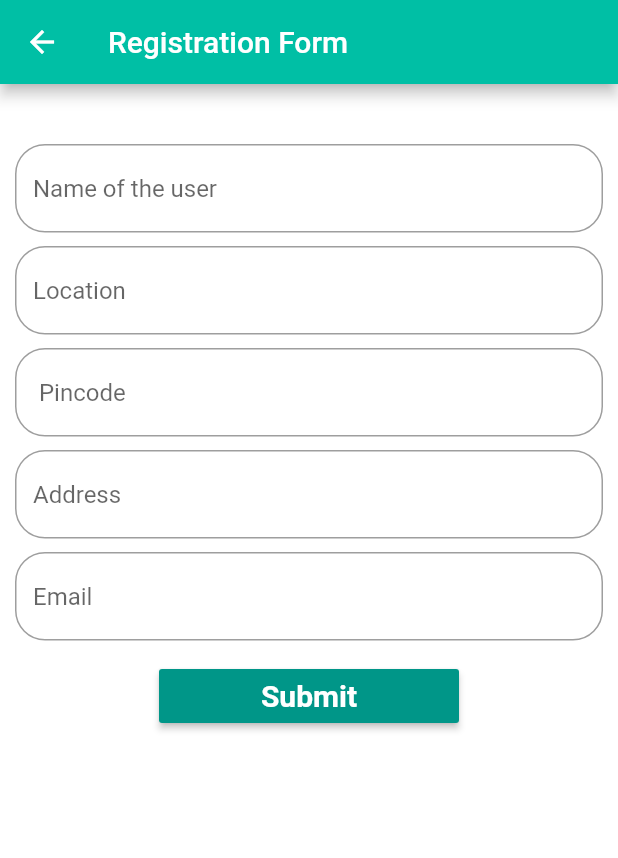
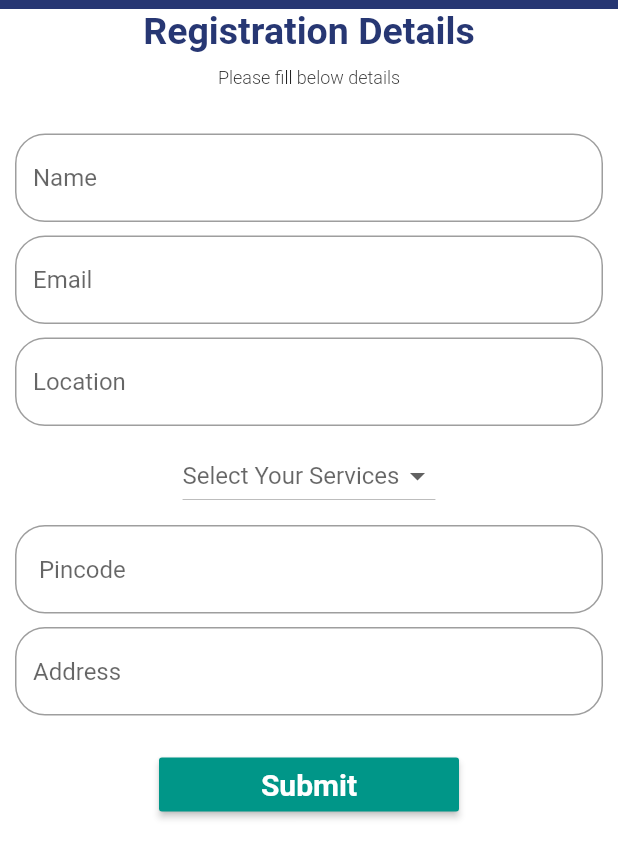
Before and after one commit to AmalaKareem/plumber, a Flutter app: the Home screen opened directly, on a phone screen of 412 x 824 dp. Shown: the top 858 px of the screen. Run offline on Flutter 3.47's test engine with Material 2 defaults, Android fonts, the phone set to English and light mode, and no system bars; our stand-ins replace firebase_auth, firebase_core, intl_phone_field, introduction_screen, pinput, shared_preferences; missing offline and left inert: autocomplete_textfield, flutter_keyboard_size; accounts and stored records are empty.

Commit message:
first commit

```diff
--- a/lib/Home.dart
+++ b/lib/Home.dart
@@ -13,26 +13,88 @@ String amala = "";
 class _HomeState extends State<Home> {
   final formkey = GlobalKey<FormState>();
   TextEditingController namecontroller = TextEditingController(text: amala);
+  TextEditingController controller = TextEditingController();
+  // final List<Map<String, dynamic>> items = [
+  //   {
+  //     'label': 'Plumber',
+  //     'icon': Icon(Icons.plumbing),
+  //   },
+  //   {
+  //     'label': 'Electrician',
+  //     'icon': Icon(Icons.electrical_services),
+  //   },
+  //   {
+  //     'label': 'Carpenter',
+  //     'enable': false,
+  //     'icon': Icon(Icons.carpenter),
+  //   },
+  //   {
+  //     'label': 'painter',
+  //     'enable': false,
+  //     'icon': Icon(Icons.imagesearch_roller),
+  //   },
+  // ];
+
+  static const menuItems = <String>['one', 'two', 'three'];
+  final List<DropdownMenuItem<String>> _dropDownMenuItems = menuItems
+      .map(
+        (String value) => DropdownMenuItem<String>(
+          value: value,
+          child: Text(value),
+        ),
+      )
+      .toList();
+  String _valuechoose;
 
   @override
   Widget build(BuildContext context) {
     return Scaffold(
-      appBar: AppBar(
-        title: Text(
-          "Registration Form",
-          style: TextStyle(color: Colors.white),
+      appBar: PreferredSize(
+        preferredSize: Size.fromHeight(6),
+        child: AppBar(
+          backgroundColor: Color(0XFF273773),
+          elevation: 0,
         ),
-        backgroundColor: Colors.tealAccent.shade700,
       ),
       body: SingleChildScrollView(
-        child: Container(
+        child: Column(
+          children: [
+            // Align(
+            //   alignment: Alignment.topLeft,
+            //   child: IconButton(
+            //     icon: new Icon(Icons.arrow_back),
+            //
+            //     onPressed: () {
+            //       Navigator.pop(
+            //           context,
+            //           MaterialPageRoute(
+            //             builder: (context) => Otpscreen(namecontroller.text),
+            //           ));
+            //     }, // null disables the button
+            //   ),
+            // ),
+            Text(
+              "Registration Details",
+              style: TextStyle(
+                  fontSize: 25,
+                  color: Color(0XFF273773),
+                  fontWeight: FontWeight.bold),
+            ),
+            SizedBox(
+              height: 10,
+            ),
+            Text(
+              "Please fill below details",
+              style: TextStyle(fontSize: 12, fontWeight: FontWeight.w300),
+            ),
+            Container(
               margin: EdgeInsets.symmetric(horizontal: 10, vertical: 20),
               child: Form(
                 key: formkey,
                 child: Column(
                   children: [
                     SizedBox(
-                  height: 20,
+                      height: 10,
                     ),
                     TextFormField(
                       controller: namecontroller,
@@ -48,7 +110,29 @@ class _HomeState extends State<Home> {
                       },
                       decoration: InputDecoration(
                         focusColor: Colors.black,
-                    hintText: "Name of the user",
+                        hintText: "Name ",
+                        border: OutlineInputBorder(
+                          borderRadius: BorderRadius.circular(20),
+                          borderSide: BorderSide(
+                              color: Colors.black, style: BorderStyle.solid),
+                        ),
+                      ),
+                    ),
+                    SizedBox(
+                      height: 9,
+                    ),
+                    TextFormField(
+                      validator: (String value) {
+                        if (value.isEmpty) {
+                          return "Email  is empty";
+                        } else if (value.length < 2) {
+                          return "name must be more than 3 letters";
+                        }
+                        return null;
+                      },
+                      decoration: InputDecoration(
+                        focusColor: Colors.black,
+                        hintText: "Email",
                         border: OutlineInputBorder(
                           borderRadius: BorderRadius.circular(20),
                           borderSide: BorderSide(
@@ -78,6 +162,49 @@ class _HomeState extends State<Home> {
                         ),
                       ),
                     ),
+                    SizedBox(
+                      height: 9,
+                    ),
+                    DropdownButton(
+                      value: _valuechoose,
+
+                      hint: const Text("Select Your Services"),
+                      icon: Icon(Icons.arrow_drop_down),
+                      // iconSize: 36,
+                      // isExpanded: true,
+
+                      onChanged: (String newValue) {
+                        setState(() {
+                          _valuechoose = newValue;
+                        });
+                      },
+                      items: _dropDownMenuItems,
+                    ),
+                    // TextFormField(
+                    //   decoration: InputDecoration(
+                    //     hintText: "Select Your Services",
+                    //     focusColor: Colors.black,
+                    //     prefix: Container(
+                    //       padding: EdgeInsets.only(right: 15),
+                    //       margin: EdgeInsets.only(left: 3, right: 3),
+                    //       child:
+                    //     ),
+                    //     border: OutlineInputBorder(
+                    //       borderRadius: BorderRadius.circular(20),
+                    //       borderSide: BorderSide(
+                    //           color: Colors.black, style: BorderStyle.solid),
+                    //     ),
+                    //   ),
+                    // ),
+                    // SelectFormField(
+                    //   type: SelectFormFieldType.dropdown,
+                    //   // or can be dialog
+                    //   controller: controller,
+                    //   labelText: 'Select your service',
+                    //   items: items,
+                    //   onChanged: (value) => setState(() => valuechoose = value),
+                    //   onSaved: (val) => print(val),
+                    // ),
                     SizedBox(
                       height: 9,
                     ),
@@ -124,25 +251,6 @@ class _HomeState extends State<Home> {
                     SizedBox(
                       height: 9,
                     ),
-                TextFormField(
-                  validator: (String value) {
-                    if (value.isEmpty) {
-                      return "Email  is empty";
-                    } else if (value.length < 2) {
-                      return "name must be more than 3 letters";
-                    }
-                    return null;
-                  },
-                  decoration: InputDecoration(
-                    focusColor: Colors.black,
-                    hintText: "Email",
-                    border: OutlineInputBorder(
-                      borderRadius: BorderRadius.circular(20),
-                      borderSide: BorderSide(
-                          color: Colors.black, style: BorderStyle.solid),
-                    ),
-                  ),
-                ),
                     SizedBox(
                       height: 13,
                     ),
@@ -179,6 +287,8 @@ class _HomeState extends State<Home> {
                 ),
               ),
             ),
+          ],
+        ),
       ),
     );
   }
--- a/lib/Login.dart
+++ b/lib/Login.dart
@@ -1,4 +1,3 @@
-import 'package:flutter/cupertino.dart';
 import 'package:flutter/material.dart';
 import 'package:flutter/widgets.dart';
 import 'package:intl_phone_field/intl_phone_field.dart';
--- a/lib/main.dart
+++ b/lib/main.dart
@@ -1,7 +1,7 @@
 import 'package:firebase_core/firebase_core.dart';
 import 'package:flutter/material.dart';
+import 'package:plumber_app/Login.dart';
 import 'package:plumber_app/helper.dart';
-import 'package:plumber_app/intro_page.dart';
 
 void main() async {
   WidgetsFlutterBinding.ensureInitialized();
@@ -25,7 +25,7 @@ class MyApp extends StatelessWidget {
           visualDensity: VisualDensity.adaptivePlatformDensity,
           accentColor: Colors.red,
           canvasColor: Colors.white),
-      home: Intropage(),
+      home: Login(),
     );
   }
 }
```
Also changed, not shown: lib/Otp_screen.dart (+44 -28 lines), lib/SplashScreen.dart (+37 -34 lines). Lines whose indentation alone changed are shown as unchanged.
